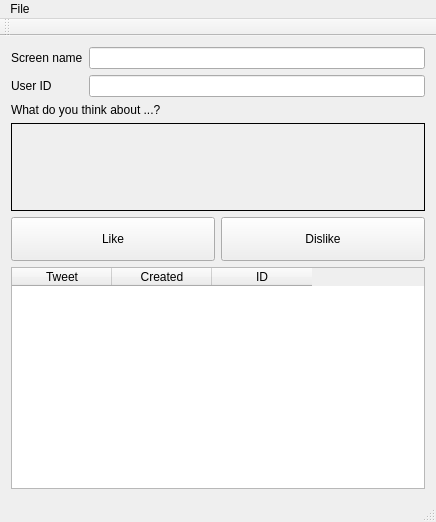
Above: mainwindow.ui from 607011/Twindicator before the change. Below: the same form after it.
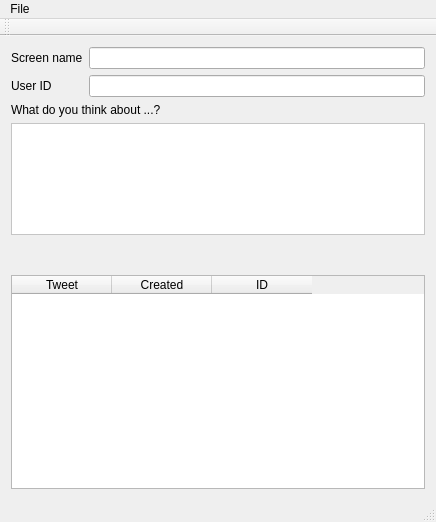
That is the form after the change. Icons and pictures are not drawn.

Commit message: Added nice animations and like/dislike buttons.

What changed in the file:
```diff
--- a/mainwindow.ui
+++ b/mainwindow.ui
@@ -61,6 +61,21 @@
      </widget>
     </item>
     <item>
+     <widget class="QFrame" name="tweetFrame">
+      <property name="autoFillBackground">
+       <bool>false</bool>
+      </property>
+      <property name="styleSheet">
+       <string notr="true">background-color: white;</string>
+      </property>
+      <property name="frameShape">
+       <enum>QFrame::StyledPanel</enum>
+      </property>
+      <property name="frameShadow">
+       <enum>QFrame::Plain</enum>
+      </property>
+      <layout class="QVBoxLayout" name="verticalLayout_2">
+       <item>
      <widget class="QLabel" name="tweetLabel">
       <property name="sizePolicy">
        <sizepolicy hsizetype="MinimumExpanding" vsizetype="Preferred">
@@ -86,7 +101,7 @@
        <bool>true</bool>
       </property>
       <property name="frameShape">
-       <enum>QFrame::Box</enum>
+          <enum>QFrame::NoFrame</enum>
       </property>
       <property name="text">
        <string/>
@@ -105,46 +120,51 @@
       </property>
      </widget>
     </item>
+      </layout>
+     </widget>
+    </item>
     <item>
      <layout class="QHBoxLayout" name="horizontalLayout">
       <property name="bottomMargin">
-       <number>0</number>
+       <number>6</number>
       </property>
       <item>
-       <widget class="QPushButton" name="likePushButton">
-        <property name="sizePolicy">
-         <sizepolicy hsizetype="Minimum" vsizetype="Preferred">
-          <horstretch>0</horstretch>
-          <verstretch>0</verstretch>
-         </sizepolicy>
+       <widget class="QPushButton" name="dislikeButton">
+        <property name="text">
+         <string/>
         </property>
-        <property name="minimumSize">
+        <property name="icon">
+         <iconset resource="tweenderific.qrc">
+          <normaloff>:/images/dislike.png</normaloff>:/images/dislike.png</iconset>
+        </property>
+        <property name="iconSize">
          <size>
-          <width>44</width>
-          <height>44</height>
+          <width>50</width>
+          <height>50</height>
          </size>
         </property>
-        <property name="text">
-         <string>Like</string>
+        <property name="flat">
+         <bool>true</bool>
         </property>
        </widget>
       </item>
       <item>
-       <widget class="QPushButton" name="dislikePushButton">
-        <property name="sizePolicy">
-         <sizepolicy hsizetype="Minimum" vsizetype="Preferred">
-          <horstretch>0</horstretch>
-          <verstretch>0</verstretch>
-         </sizepolicy>
+       <widget class="QPushButton" name="likeButton">
+        <property name="text">
+         <string/>
         </property>
-        <property name="minimumSize">
+        <property name="icon">
+         <iconset resource="tweenderific.qrc">
+          <normaloff>:/images/like.png</normaloff>:/images/like.png</iconset>
+        </property>
+        <property name="iconSize">
          <size>
-          <width>44</width>
-          <height>44</height>
+          <width>50</width>
+          <height>50</height>
          </size>
         </property>
-        <property name="text">
-         <string>Dislike</string>
+        <property name="flat">
+         <bool>true</bool>
         </property>
        </widget>
       </item>
```
Left out of the diff: 4 changed lines with no effect on the pictures. Lines whose indentation alone changed are shown as unchanged. The commit also changes 7 other files.
